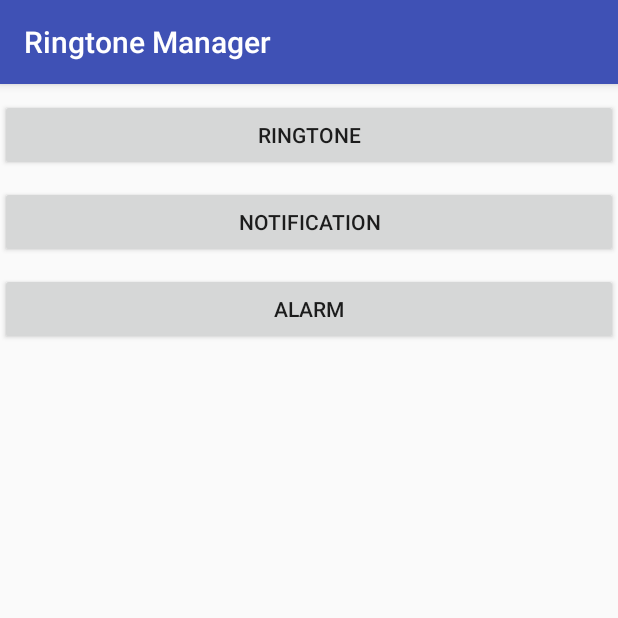
After one commit to YershovAleksandr/Android_023, an Android app: the AudioVideoRingtoneManagerActivity screen opened directly, with no data from a screen before it, on a phone screen of 412 x 824 dp, the top half of it. The commit adds this screen. Run offline under Robolectric (Android 15) with nearby library versions, the phone set to English and light mode, and no system bars.

Commit message:
Audio Video Ringtone Manager complete

```diff
--- a/app/src/main/AndroidManifest.xml
+++ b/app/src/main/AndroidManifest.xml
@@ -41,6 +41,7 @@
         <activity android:name=".AudioVideoAudioManagerActivity" android:label="@string/app_audiovideoaudiomanager" />
         <activity android:name=".AudioRecordingActivity" android:label="@string/app_audiovideoaudiorecording" />
         <activity android:name=".AudioVideoCameraActivity" android:label="@string/app_audiovideoaudiorecording" />
+        <activity android:name=".AudioVideoRingtoneManagerActivity" android:label="@string/app_ringtonemanager" />
     </application>
 
 </manifest>
--- /dev/null
+++ b/app/src/main/java/nam/com/mylabapplication/AudioVideoRingtoneManagerActivity.java
@@ -0,0 +1,79 @@
+package nam.com.mylabapplication;
+
+import android.media.Ringtone;
+import android.media.RingtoneManager;
+import android.net.Uri;
+import android.os.Bundle;
+import android.support.v7.app.AppCompatActivity;
+import android.view.View;
+import android.view.View.OnClickListener;
+import android.widget.Button;
+
+public class AudioVideoRingtoneManagerActivity extends AppCompatActivity {
+	private Ringtone mCurrentRingtone;
+
+	@Override
+	public void onCreate(Bundle savedInstanceState) {
+		super.onCreate(savedInstanceState);
+		setContentView(R.layout.audiovideoringtonemanager);
+
+		// Get the default Phone Ringer RingTone and play it.
+		final Button ringtoneButton = (Button) findViewById(R.id.button1);
+		ringtoneButton.setOnClickListener(new OnClickListener() {
+			@Override
+			public void onClick(View v) {
+
+				Uri ringtoneUri = RingtoneManager.getDefaultUri(RingtoneManager.TYPE_RINGTONE);
+
+				playRingtone(RingtoneManager.getRingtone(getApplicationContext(), ringtoneUri));
+			}
+		});
+
+		// Get the default Notification RingTone and play it.
+		final Button notifButton = (Button) findViewById(R.id.button2);
+		notifButton.setOnClickListener(new OnClickListener() {
+			@Override
+			public void onClick(View v) {
+
+				Uri ringtoneUri = RingtoneManager.getDefaultUri(RingtoneManager.TYPE_NOTIFICATION);
+
+				playRingtone(RingtoneManager.getRingtone(getApplicationContext(), ringtoneUri));
+			}
+		});
+
+
+		// Get the default Alarm RingTone and play it.
+		final Button alarmButton = (Button) findViewById(R.id.button3);
+		alarmButton.setOnClickListener(new OnClickListener() {
+			@Override
+			public void onClick(View v) {
+
+				Uri ringtoneUri = RingtoneManager.getDefaultUri(RingtoneManager.TYPE_ALARM);
+
+				playRingtone(RingtoneManager.getRingtone(getApplicationContext(), ringtoneUri));
+			}
+		});
+	}
+
+	// Shut off current Ringtone and play new one
+	private void playRingtone(Ringtone newRingtone) {
+
+		if (null != mCurrentRingtone && mCurrentRingtone.isPlaying())
+			mCurrentRingtone.stop();
+
+		mCurrentRingtone = newRingtone;
+
+		if (null != newRingtone) {
+			mCurrentRingtone.play();
+		}
+	}
+
+	@Override
+	protected void onPause() {
+		playRingtone(null);
+		super.onPause();
+	}
+
+
+
+}
--- /dev/null
+++ b/app/src/main/res/layout/audiovideoringtonemanager.xml
@@ -0,0 +1,31 @@
+<?xml version="1.0" encoding="utf-8"?>
+<LinearLayout xmlns:android="http://schemas.android.com/apk/res/android"
+    android:layout_width="match_parent"
+    android:layout_height="match_parent"
+    android:orientation="vertical" >
+
+    <Button
+        android:id="@+id/button1"
+        android:layout_width="match_parent"
+        android:layout_height="wrap_content"
+        android:layout_marginTop="10dip"
+        android:text="@string/ringtone_string" >
+    </Button>
+
+    <Button
+        android:id="@+id/button2"
+        android:layout_width="match_parent"
+        android:layout_height="wrap_content"
+        android:layout_marginTop="10dip"
+        android:text="@string/notification_string" >
+    </Button>
+
+    <Button
+        android:id="@+id/button3"
+        android:layout_width="match_parent"
+        android:layout_height="wrap_content"
+        android:layout_marginTop="10dip"
+        android:text="@string/alarm_string" >
+    </Button>
+
+</LinearLayout>
--- a/app/src/main/res/values/strings.xml
+++ b/app/src/main/res/values/strings.xml
@@ -19,6 +19,7 @@
     <string name="app_audiovideoaudiomanager">Audio Video Audio Manager</string>
     <string name="app_audiovideoaudiorecording">Audio Video Audio Recording</string>
     <string name="app_audiovideocameraactivity">Audio Video Camera</string>
+    <string name="app_ringtonemanager">Ringtone Manager</string>
 
     <string name="btn_txt_1">Graphics Bubble Program</string>
     <string name="btn_txt_2">Graphics Bubble Xml</string>
@@ -38,7 +39,7 @@
     <string name="btn_txt_14">Audio Video Audio Recording</string>
     <string name="btn_txt_15">Audio Video Camera</string>
 
-    <string name="btn_txt_16">Button text 16</string>
+    <string name="btn_txt_16">Ringtone Manager</string>
     <string name="btn_txt_17">Button text 17</string>
     <string name="btn_txt_18">Button text 18</string>
     <string name="btn_txt_19">Button text 19</string>
@@ -68,4 +69,8 @@
     <string name="start_playback_string">Start Playback</string>
     <string name="stop_playback_string">Stop Playback</string>
 
+    <string name="ringtone_string">Ringtone</string>
+    <string name="notification_string">Notification</string>
+    <string name="alarm_string">Alarm</string>
+
 </resources>
```
Also changed, not shown: app/src/main/java/nam/com/mylabapplication/MainActivity.java (+8 -0 lines).
